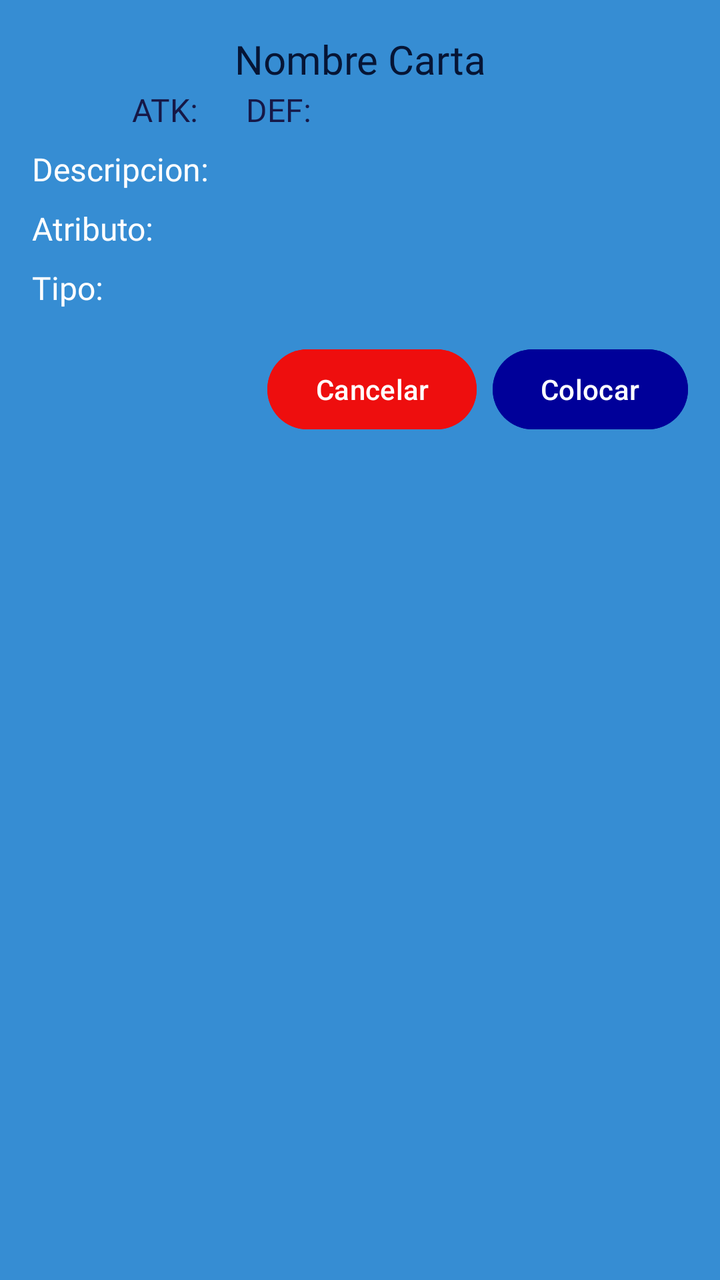
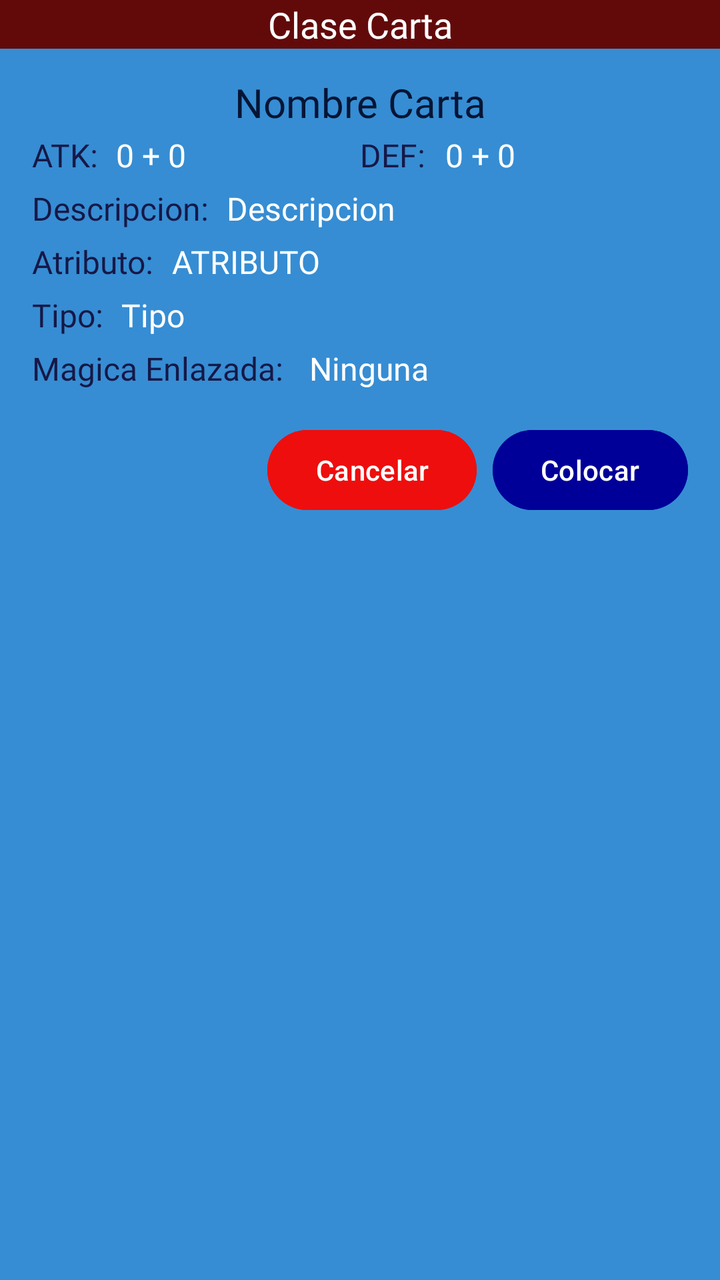

Before-and-after screenshots of an Android layout around one commit, followed by the original layout XML and the change that was made.
<!-- AndroidManifest.xml: application theme Theme.Yugioh -->
<!-- res/layout/datos_colocar_carta.xml -->
<LinearLayout xmlns:android="http://schemas.android.com/apk/res/android"
    android:layout_width="match_parent"
    android:layout_height="wrap_content"
    android:background="#368DD3"
    android:orientation="vertical"
    android:padding="16dp">

    

    
    <TextView
        android:id="@+id/c_nombre"
        android:layout_width="match_parent"
        android:layout_height="wrap_content"
        android:fontFamily="@font/baloo"
        android:gravity="center"
        android:text="Nombre Carta"
        android:textColor="#061535"
        android:textSize="20sp" />

    <LinearLayout
        android:id="@+id/layout_atqYdef"
        android:layout_width="match_parent"
        android:layout_height="wrap_content"
        android:layout_marginTop="1dp"
        android:gravity="end"
        android:orientation="horizontal">

        

        
        <TextView
            android:id="@+id/c_atk"
            android:layout_width="wrap_content"
            android:layout_height="wrap_content"
            android:layout_marginStart="50dp"
            android:fontFamily="@font/aldrich"
            android:text="ATK: "
            android:textColor="#161847"
            android:textSize="16sp" />

        <TextView
            android:id="@+id/c_def"
            android:layout_width="match_parent"
            android:layout_height="wrap_content"
            android:layout_marginStart="20dp"
            android:fontFamily="@font/aldrich"
            android:text="DEF: "
            android:textColor="#161847"
            android:textSize="16sp" />

    </LinearLayout>

    
    <TextView
        android:id="@+id/c_desc"
        android:layout_width="match_parent"
        android:layout_height="wrap_content"
        android:layout_marginTop="8dp"
        android:fontFamily="@font/alata"
        android:text="Descripcion: "
        android:textColor="@color/white"
        android:textSize="16sp" />

    
    <TextView
        android:id="@+id/c_atributo"
        android:layout_width="match_parent"
        android:layout_height="wrap_content"
        android:layout_marginTop="8dp"
        android:fontFamily="@font/alata"
        android:text="Atributo: "
        android:textColor="@color/white"
        android:textSize="16sp" />

    
    <TextView
        android:id="@+id/c_tipo"
        android:layout_width="match_parent"
        android:layout_height="wrap_content"
        android:layout_marginTop="8dp"
        android:fontFamily="@font/alata"
        android:text="Tipo: "
        android:textColor="@color/white"
        android:textSize="16sp" />

    
    <LinearLayout
        android:layout_width="match_parent"
        android:layout_height="wrap_content"
        android:layout_marginTop="16dp"
        android:gravity="end"
        android:orientation="horizontal">

        <Button
            android:id="@+id/btn_cancel"
            android:layout_width="wrap_content"
            android:layout_height="wrap_content"
            android:backgroundTint="#EE0E0E"
            android:text="Cancelar"
            android:textColor="@color/white" />

        <Button
            android:id="@+id/btn_accept"
            android:layout_width="wrap_content"
            android:layout_height="wrap_content"
            android:layout_marginStart="8dp"
            android:backgroundTint="#000099"
            android:text="Colocar"
            android:textColor="@color/white" />
    </LinearLayout>
</LinearLayout>
<!-- resources referenced by this layout -->
<resources>
  <color name="white">#FFFFFFFF</color>
  <style name="Theme.Yugioh" parent="Base.Theme.Yugioh" />
  <style name="Base.Theme.Yugioh" parent="Theme.Material3.DayNight.NoActionBar">
          
          
      </style>
</resources>

<!-- the commit's change to res/layout/datos_colocar_carta.xml (unified diff, before → after) -->
@@ -1,112 +1,261 @@
 <LinearLayout xmlns:android="http://schemas.android.com/apk/res/android"
+    xmlns:app="http://schemas.android.com/apk/res-auto"
     android:layout_width="match_parent"
     android:layout_height="wrap_content"
     android:background="#368DD3"
-    android:orientation="vertical"
-    android:padding="16dp">
-
-    
-
-    
+    android:orientation="vertical">
+
+
+
     <TextView
-        android:id="@+id/c_nombre"
+        android:id="@+id/claseCarta"
         android:layout_width="match_parent"
         android:layout_height="wrap_content"
-        android:fontFamily="@font/baloo"
+        android:background="#620A0A"
+        android:fontFamily="@font/aldrich"
         android:gravity="center"
-        android:text="Nombre Carta"
-        android:textColor="#061535"
-        android:textSize="20sp" />
+        android:text="Clase Carta"
+        android:textColor="#FFFFFF"
+        android:textSize="18sp" />
 
     <LinearLayout
-        android:id="@+id/layout_atqYdef"
+        android:id="@+id/layout_datos"
         android:layout_width="match_parent"
         android:layout_height="wrap_content"
-        android:layout_marginTop="1dp"
-        android:gravity="end"
-        android:orientation="horizontal">
-
-        
+        android:layout_marginTop="-3dp"
+        android:padding="16dp"
+        android:orientation="vertical">
 
         
         <TextView
-            android:id="@+id/c_atk"
-            android:layout_width="wrap_content"
-            android:layout_height="wrap_content"
-            android:layout_marginStart="50dp"
-            android:fontFamily="@font/aldrich"
-            android:text="ATK: "
-            android:textColor="#161847"
-            android:textSize="16sp" />
-
-        <TextView
-            android:id="@+id/c_def"
-            android:layout_width="match_parent"
-            android:layout_height="wrap_content"
-            android:layout_marginStart="20dp"
-            android:fontFamily="@font/aldrich"
-            android:text="DEF: "
-            android:textColor="#161847"
-            android:textSize="16sp" />
-
+            android:id="@+id/c_nombre"
+            android:layout_width="match_parent"
+            android:layout_height="wrap_content"
+            android:fontFamily="@font/baloo"
+            android:gravity="center"
+            android:text="Nombre Carta"
+            android:textColor="#061535"
+            android:textSize="20sp" />
+
+        
+        <LinearLayout
+            android:id="@+id/layout_atqYdef"
+            android:layout_width="match_parent"
+            android:layout_height="wrap_content"
+            android:layout_marginTop="1dp"
+            android:orientation="horizontal">
+
+
+            <LinearLayout
+                android:id="@+id/layout_atq"
+                android:layout_width="0dp"
+                android:layout_weight="1"
+                android:layout_height="wrap_content"
+                android:layout_marginTop="1dp"
+                android:orientation="horizontal">
+
+                <TextView
+                    android:id="@+id/tituloAtk"
+                    android:layout_width="wrap_content"
+                    android:layout_height="wrap_content"
+                    android:layout_marginEnd="5dp"
+                    android:fontFamily="@font/aldrich"
+                    android:text="ATK: "
+                    android:textColor="#161847"
+                    android:textSize="16sp" />
+
+                
+                <TextView
+                    android:id="@+id/c_atk"
+                    android:layout_width="wrap_content"
+                    android:layout_height="wrap_content"
+                    android:fontFamily="@font/aldrich"
+                    android:text="0 + 0 "
+                    android:textColor="#FFF"
+                    android:textSize="16sp" />
+            </LinearLayout>
+
+
+            <LinearLayout
+                android:id="@+id/layout_def"
+                android:layout_width="0dp"
+                android:layout_height="wrap_content"
+                android:layout_weight="1"
+                android:layout_marginTop="1dp"
+                android:orientation="horizontal">
+
+                <TextView
+                    android:id="@+id/tituloDef"
+                    android:layout_width="wrap_content"
+                    android:layout_height="wrap_content"
+                    android:layout_marginEnd="5dp"
+                    android:fontFamily="@font/aldrich"
+                    android:text="DEF: "
+                    android:textColor="#161847"
+                    android:textSize="16sp" />
+
+                
+                <TextView
+                    android:id="@+id/c_def"
+                    android:layout_width="match_parent"
+                    android:layout_height="wrap_content"
+                    android:layout_marginStart="1dp"
+                    android:fontFamily="@font/aldrich"
+                    android:text="0 + 0"
+                    android:textColor="#FFF"
+                    android:textSize="16sp" />
+
+
+            </LinearLayout>
+        </LinearLayout>
+
+
+        <LinearLayout
+            android:id="@+id/layout_descripcion"
+            android:layout_width="match_parent"
+            android:layout_height="wrap_content"
+            android:layout_marginTop="5dp"
+            android:orientation="horizontal">
+
+            <TextView
+                android:id="@+id/tituloDescripcion"
+                android:layout_width="wrap_content"
+                android:layout_height="wrap_content"
+                android:layout_marginEnd="5dp"
+                android:fontFamily="@font/aldrich"
+                android:text="Descripcion: "
+                android:textColor="#161847"
+                android:textSize="16sp" />
+
+            
+            <TextView
+                android:id="@+id/c_desc"
+                android:layout_width="match_parent"
+                android:layout_height="wrap_content"
+                android:fontFamily="@font/alata"
+                android:text="Descripcion"
+                android:textColor="@color/white"
+                android:textSize="16sp" />
+
+        </LinearLayout>
+
+        
+        <LinearLayout
+            android:id="@+id/layout_atributo"
+            android:layout_width="match_parent"
+            android:layout_height="wrap_content"
+            android:layout_marginTop="5dp"
+            android:orientation="horizontal">
+
+            <TextView
+                android:id="@+id/tituloAtributo"
+                android:layout_width="wrap_content"
+                android:layout_height="wrap_content"
+                android:layout_marginEnd="5dp"
+                android:fontFamily="@font/aldrich"
+                android:text="Atributo: "
+                android:textColor="#161847"
+                android:textSize="16sp" />
+
+            
+            <TextView
+                android:id="@+id/c_atributo"
+                android:layout_width="match_parent"
+                android:layout_height="wrap_content"
+                android:fontFamily="@font/alata"
+                android:text="ATRIBUTO"
+                android:textColor="@color/white"
+                android:textSize="16sp" />
+
+        </LinearLayout>
+
+        
+        <LinearLayout
+            android:id="@+id/layout_tipo"
+            android:layout_width="match_parent"
+            android:layout_height="wrap_content"
+            android:layout_marginTop="5dp"
+            android:orientation="horizontal">
+
+            <TextView
+                android:id="@+id/tituloTipo"
+                android:layout_width="wrap_content"
+                android:layout_height="wrap_content"
+                android:layout_marginEnd="5dp"
+                android:fontFamily="@font/aldrich"
+                android:text="Tipo: "
+                android:textColor="#161847"
+                android:textSize="16sp" />
+
+            
+            <TextView
+                android:id="@+id/c_tipo"
+                android:layout_width="match_parent"
+                android:layout_height="wrap_content"
+                android:fontFamily="@font/alata"
+                android:text="Tipo"
+                android:textColor="@color/white"
+                android:textSize="16sp" />
+
+        </LinearLayout>
+
+        
+        <LinearLayout
+            android:id="@+id/layout_CartaEnlazada"
+            android:layout_width="match_parent"
+            android:layout_height="wrap_content"
+            android:layout_marginTop="5dp"
+            android:orientation="horizontal">
+
+            <TextView
+                android:id="@+id/tituloCartaEnlazada"
+                android:layout_width="wrap_content"
+                android:layout_height="wrap_content"
+                android:layout_marginEnd="5dp"
+                android:fontFamily="@font/aldrich"
+                android:text="Magica Enlazada:  "
+                android:textColor="#161847"
+                android:textSize="16sp" />
+
+            
+            <TextView
+                android:id="@+id/c_magicaEnlazada"
+                android:layout_width="match_parent"
+                android:layout_height="wrap_content"
+                android:fontFamily="@font/alata"
+                android:text="Ninguna"
+                android:textColor="@color/white"
+                android:textSize="16sp" />
+
+        </LinearLayout>
+
+
+
+        
+        <LinearLayout
+            android:layout_width="match_parent"
+            android:layout_height="wrap_content"
+            android:layout_marginTop="16dp"
+            android:gravity="end"
+            android:orientation="horizontal">
+
+            <Button
+                android:id="@+id/btn_cancel"
+                android:layout_width="wrap_content"
+                android:layout_height="wrap_content"
+                android:backgroundTint="#EE0E0E"
+                android:text="Cancelar"
+                android:textColor="@color/white" />
+
+            <Button
+                android:id="@+id/btn_accept"
+                android:layout_width="wrap_content"
+                android:layout_height="wrap_content"
+                android:layout_marginStart="8dp"
+                android:backgroundTint="#000099"
+                android:text="Colocar"
+                android:textColor="@color/white" />
+        </LinearLayout>
     </LinearLayout>
 
-    
-    <TextView
-        android:id="@+id/c_desc"
-        android:layout_width="match_parent"
-        android:layout_height="wrap_content"
-        android:layout_marginTop="8dp"
-        android:fontFamily="@font/alata"
-        android:text="Descripcion: "
-        android:textColor="@color/white"
-        android:textSize="16sp" />
-
-    
-    <TextView
-        android:id="@+id/c_atributo"
-        android:layout_width="match_parent"
-        android:layout_height="wrap_content"
-        android:layout_marginTop="8dp"
-        android:fontFamily="@font/alata"
-        android:text="Atributo: "
-        android:textColor="@color/white"
-        android:textSize="16sp" />
-
-    
-    <TextView
-        android:id="@+id/c_tipo"
-        android:layout_width="match_parent"
-        android:layout_height="wrap_content"
-        android:layout_marginTop="8dp"
-        android:fontFamily="@font/alata"
-        android:text="Tipo: "
-        android:textColor="@color/white"
-        android:textSize="16sp" />
-
-    
-    <LinearLayout
-        android:layout_width="match_parent"
-        android:layout_height="wrap_content"
-        android:layout_marginTop="16dp"
-        android:gravity="end"
-        android:orientation="horizontal">
-
-        <Button
-            android:id="@+id/btn_cancel"
-            android:layout_width="wrap_content"
-            android:layout_height="wrap_content"
-            android:backgroundTint="#EE0E0E"
-            android:text="Cancelar"
-            android:textColor="@color/white" />
-
-        <Button
-            android:id="@+id/btn_accept"
-            android:layout_width="wrap_content"
-            android:layout_height="wrap_content"
-            android:layout_marginStart="8dp"
-            android:backgroundTint="#000099"
-            android:text="Colocar"
-            android:textColor="@color/white" />
-    </LinearLayout>
 </LinearLayout>
